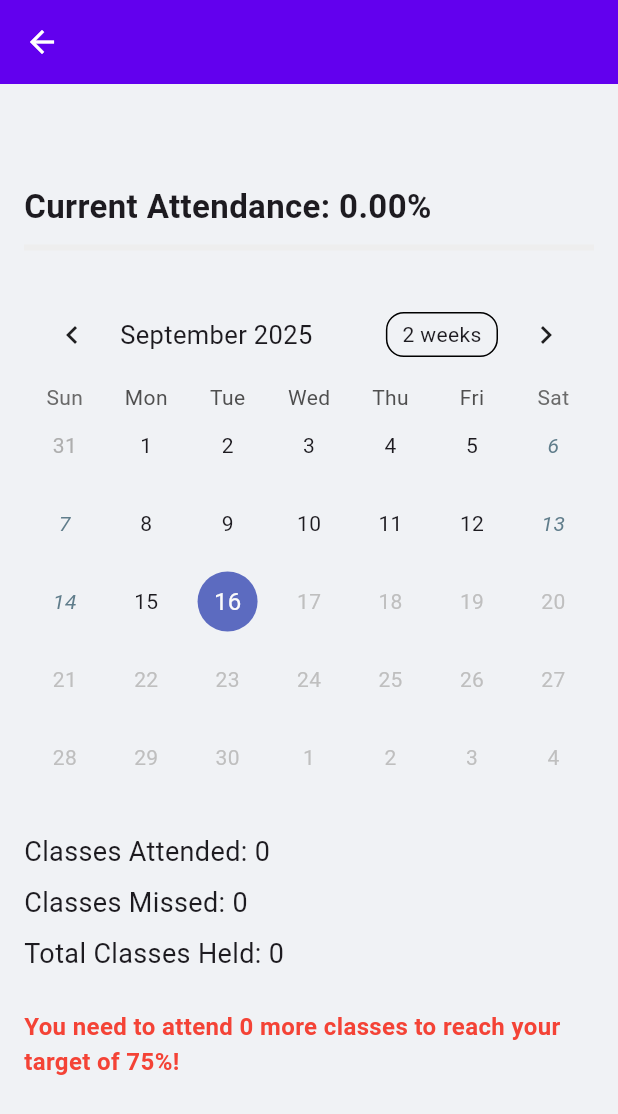
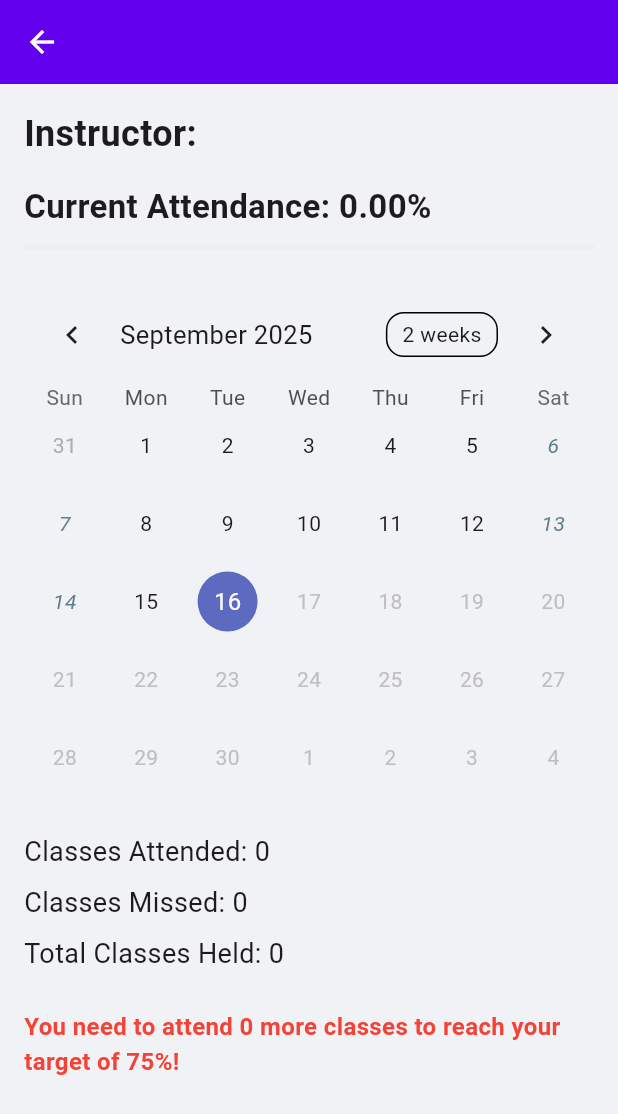
Before and after one commit to nrahil/attendence_tracker, a Flutter app: the CourseAnalyticsScreen screen opened directly with empty values, on a phone screen of 412 x 824 dp. Shown: the top 1114 px of the screen. Run offline on Flutter 3.47's test engine with Material 3 defaults, Android fonts, the phone set to English and light mode, and no system bars; drawn by our look-alikes of table_calendar; our stand-ins replace cloud_firestore, firebase_auth, firebase_core; accounts and stored records are empty.

Commit message:
minor changes

```diff
--- a/lib/screens/home/course_analytics_screen.dart
+++ b/lib/screens/home/course_analytics_screen.dart
@@ -179,7 +179,7 @@ class _CourseAnalyticsScreenState extends State<CourseAnalyticsScreen> {
           final classesHeld = courseData['classesHeld'] as int? ?? 0;
           final classesMissed = courseData['classesMissed'] as int? ?? 0;
           final classesAttended = classesHeld - classesMissed;
-
+          final instructorName = courseData['instructorName'] as String? ?? 'N/A';
           const double threshold = 75;
 
           double classesToAttend = 0;
@@ -225,7 +225,9 @@ class _CourseAnalyticsScreenState extends State<CourseAnalyticsScreen> {
                     crossAxisAlignment: CrossAxisAlignment.start,
                     children: [
                       Text(
-                        widget.courseName,
+                        instructorName != 'N/A'
+                            ? 'Instructor: $instructorName'
+                            : 'Instructor: N/A',
                         style: const TextStyle(
                             fontSize: 24, fontWeight: FontWeight.bold),
                       ),
@@ -264,6 +266,7 @@ class _CourseAnalyticsScreenState extends State<CourseAnalyticsScreen> {
                                 day.weekday == DateTime.sunday;
 
                             if (status != null) {
+                              if (!isSameDay(day, DateTime.now())) {
         return Container(
           margin: const EdgeInsets.all(6.0),
           alignment: Alignment.center,
@@ -279,6 +282,27 @@ class _CourseAnalyticsScreenState extends State<CourseAnalyticsScreen> {
             ),
           ),
         );
+      } else {
+        // ✅ For today → keep default highlight, add dot below number
+        return Column(
+          mainAxisAlignment: MainAxisAlignment.center,
+          children: [
+            Text(
+              '${day.day}',
+              style: const TextStyle(fontWeight: FontWeight.bold),
+            ),
+            const SizedBox(height: 2),
+            Container(
+              width: 6,
+              height: 6,
+              decoration: BoxDecoration(
+                color: _getMarkerColor(status),
+                shape: BoxShape.circle,
+              ),
+            ),
+          ],
+        );
+      }
                             } else if (isWeekend) {
                               return Center(
                                 child: Text(
```
Lines whose indentation alone changed are shown as unchanged.
